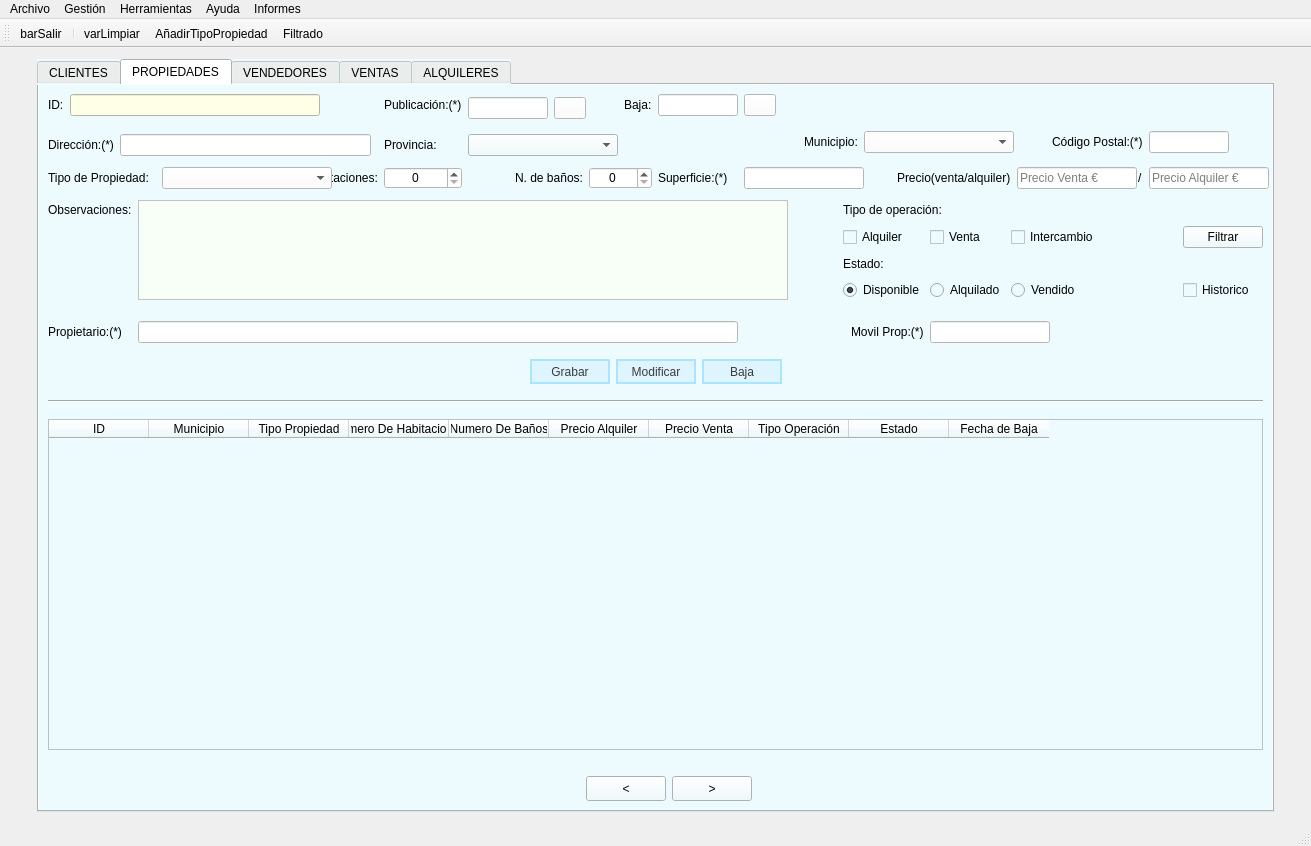
This is templates/venPrincipal.ui in EvanSilva/ProyectoDI-2 as Qt 5 draws it before an edit. The edited form follows.
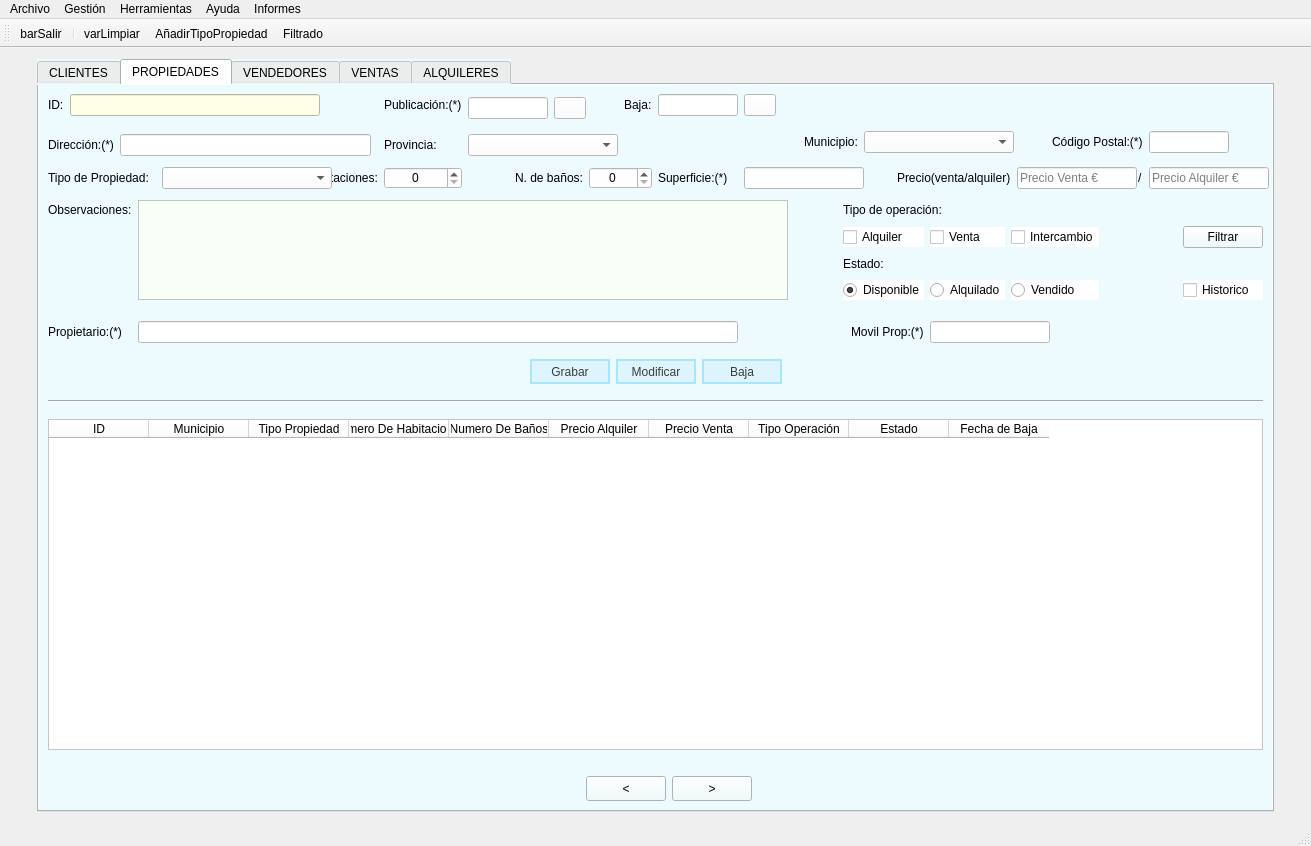
This is the edited form. The open tabs and pages were chosen to show the change. Icons and pictures are not drawn.

Diff of the .ui file:
```diff
--- a/templates/venPrincipal.ui
+++ b/templates/venPrincipal.ui
@@ -72,7 +72,7 @@
        <string notr="true">background-color:rgb(237, 251, 255);</string>
       </property>
       <property name="currentIndex">
-       <number>4</number>
+       <number>1</number>
       </property>
       <widget class="QWidget" name="pesClientes">
        <attribute name="title">
@@ -1132,6 +1132,9 @@
                   <height>16777215</height>
                  </size>
                 </property>
+                <property name="styleSheet">
+                 <string notr="true">background-color: rgb(255, 255, 255);</string>
+                </property>
                </widget>
               </item>
               <item row="0" column="8" rowspan="2" colspan="2">
@@ -1575,6 +1578,9 @@
               </item>
               <item row="1" column="4">
                <widget class="QCheckBox" name="chkAlquiprop">
+                <property name="styleSheet">
+                 <string notr="true">background-color: rgb(255, 255, 255);</string>
+                </property>
                 <property name="text">
                  <string>Alquiler</string>
                 </property>
@@ -1582,6 +1588,9 @@
               </item>
               <item row="3" column="4">
                <widget class="QRadioButton" name="rbtDisponprop">
+                <property name="styleSheet">
+                 <string notr="true">background-color: rgb(255, 255, 255);</string>
+                </property>
                 <property name="text">
                  <string>Disponible</string>
                 </property>
@@ -1595,6 +1604,9 @@
               </item>
               <item row="3" column="5">
                <widget class="QRadioButton" name="rbtAlquiprop">
+                <property name="styleSheet">
+                 <string notr="true">background-color: rgb(255, 255, 255);</string>
+                </property>
                 <property name="text">
                  <string>Alquilado</string>
                 </property>
@@ -1621,6 +1633,9 @@
               </item>
               <item row="1" column="5">
                <widget class="QCheckBox" name="chkVentaprop">
+                <property name="styleSheet">
+                 <string notr="true">background-color: rgb(255, 255, 255);</string>
+                </property>
                 <property name="text">
                  <string>Venta</string>
                 </property>
@@ -1654,6 +1669,9 @@
               </item>
               <item row="3" column="6">
                <widget class="QRadioButton" name="rbtVentaprop">
+                <property name="styleSheet">
+                 <string notr="true">background-color: rgb(255, 255, 255);</string>
+                </property>
                 <property name="text">
                  <string>Vendido</string>
                 </property>
@@ -1785,6 +1803,9 @@
               </item>
               <item row="1" column="6">
                <widget class="QCheckBox" name="chkInterprop">
+                <property name="styleSheet">
+                 <string notr="true">background-color: rgb(255, 255, 255);</string>
+                </property>
                 <property name="text">
                  <string>Intercambio</string>
                 </property>
@@ -1832,6 +1853,9 @@
               </item>
               <item row="3" column="8">
                <widget class="QCheckBox" name="chkHistoricoprop">
+                <property name="styleSheet">
+                 <string notr="true">background-color: rgb(255, 255, 255);</string>
+                </property>
                 <property name="text">
                  <string>Historico</string>
                 </property>
@@ -1934,6 +1958,9 @@
           <property name="autoFillBackground">
            <bool>true</bool>
           </property>
+          <property name="styleSheet">
+           <string notr="true">background-color: rgb(255, 255, 255);</string>
+          </property>
           <property name="selectionMode">
            <enum>QAbstractItemView::SingleSelection</enum>
           </property>
```
